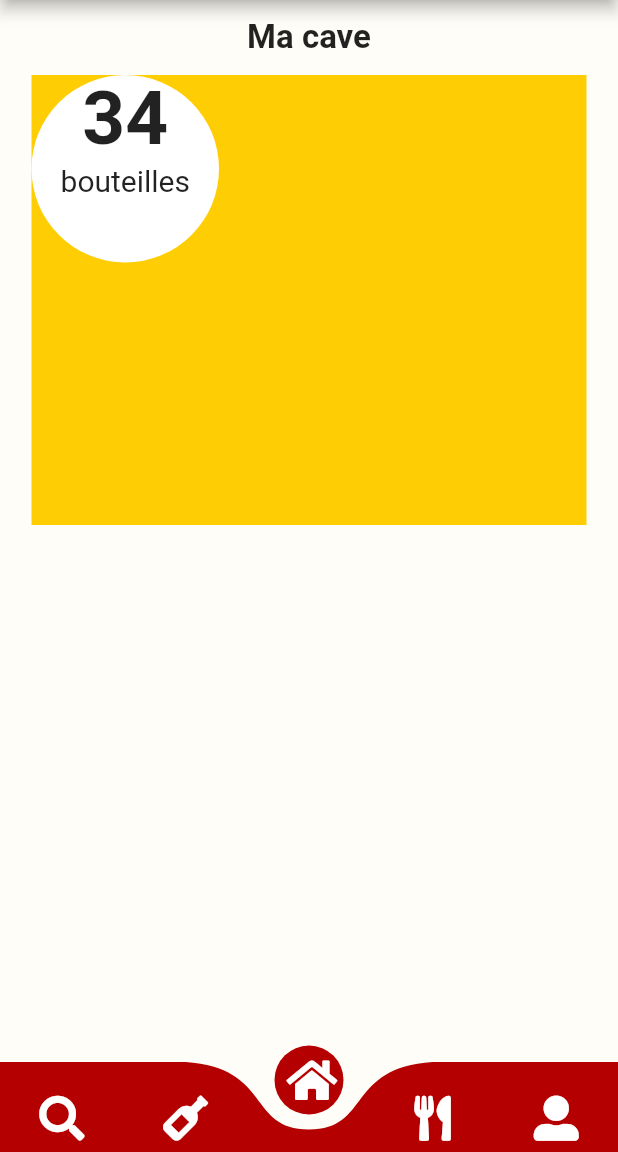
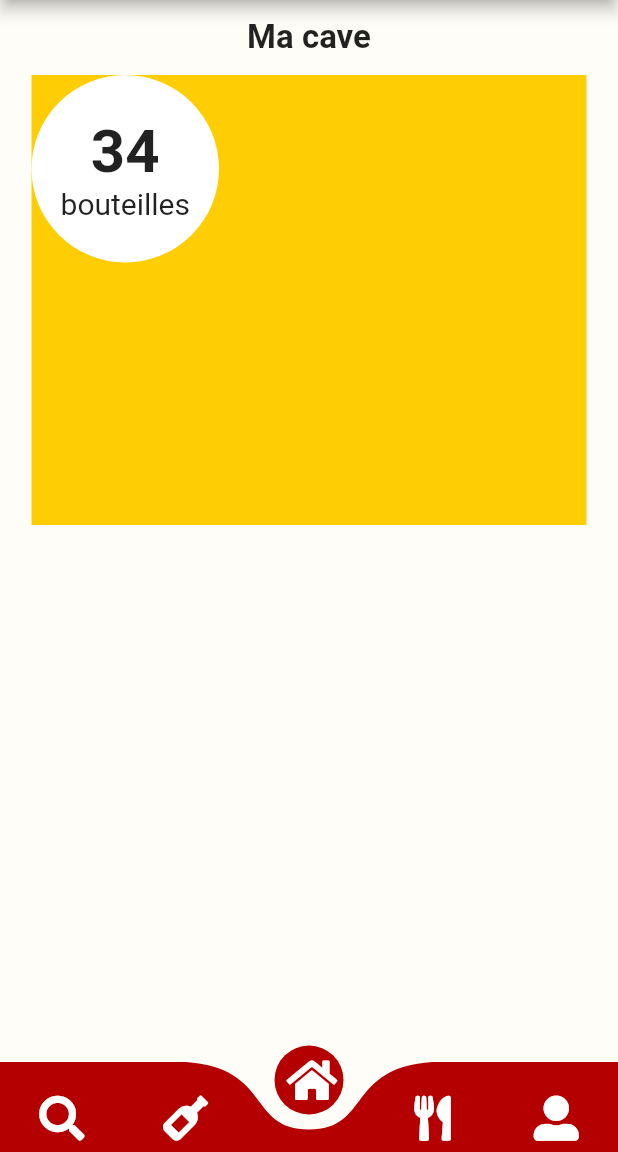
Before and after one commit to TheoLeao/flutter-cavi, a Flutter app: the screen it shows after launch, item 3 of the bottom bar chosen, on a phone screen of 412 x 824 dp, the part 84-1236 px from its top. Run offline on Flutter 3.47's test engine with Material 2 defaults, Android fonts, the phone set to English and light mode, and no system bars; drawn by our look-alikes of curved_navigation_bar; our stand-ins replace flutter_login, font_awesome_flutter.

Commit message:
Fix alignement horizontal text dans cercle blanc

```diff
--- a/lib/pages/pageAccueil.dart
+++ b/lib/pages/pageAccueil.dart
@@ -37,7 +37,9 @@ class PageAccueil extends StatelessWidget {
                             color: SecondaryColor,
                             child: Column(
                               children: <Widget>[
-                                Row(children: <Widget>[
+                                Row(
+
+                                  children: <Widget>[
                                   Container(
                                         width: 125.0,
                                         height: 125.0,
@@ -45,11 +47,11 @@ class PageAccueil extends StatelessWidget {
                                           color: Colors.white,
                                           shape: BoxShape.circle,
                                         ),
-                                        child:
-                                        Column(
-                                          crossAxisAlignment: CrossAxisAlignment.start,
+                                        child: Column(
+                                          mainAxisAlignment: MainAxisAlignment.center,
+                                          crossAxisAlignment: CrossAxisAlignment.center,
                                           children: <Widget>[
-                                            CenterHorizontal(Text("34",style: TextStyle(fontSize: 50,fontWeight: FontWeight.bold))),
+                                            CenterHorizontal(Text("34",style: TextStyle(fontSize: 40,fontWeight: FontWeight.bold))),
                                             CenterHorizontal(Text("bouteilles",style: TextStyle(fontSize: 20)))
                                           ],
                                         ),
```
